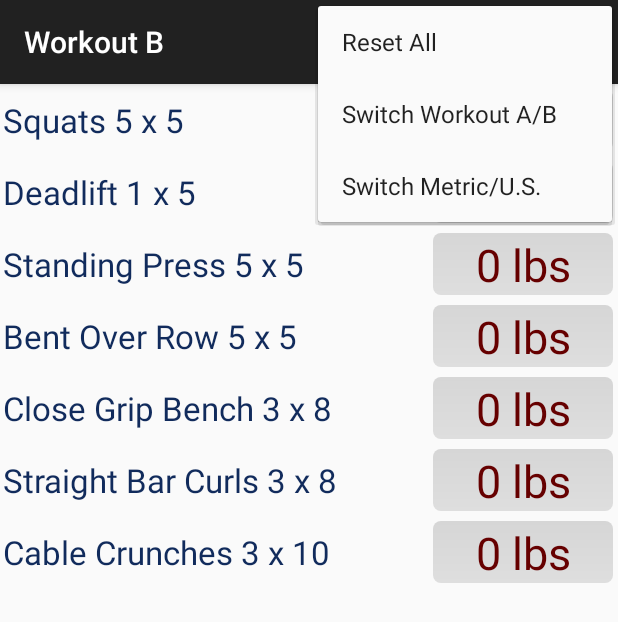
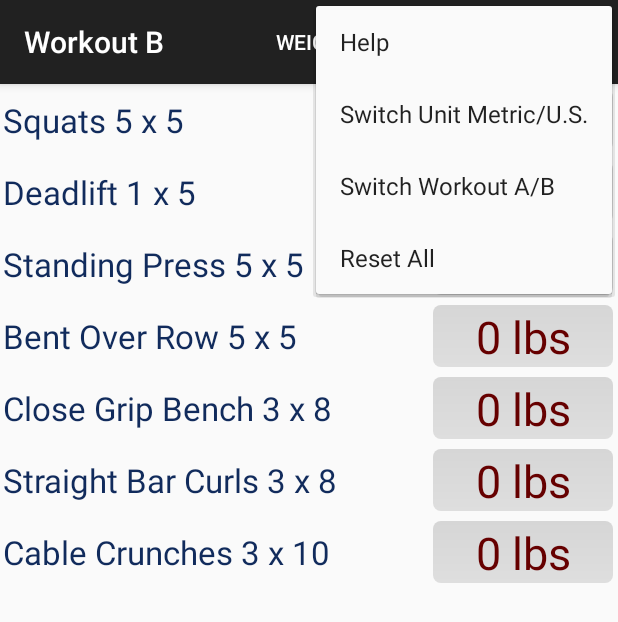
Before and after one commit to deadmund/workout, an Android app: the Tracker screen opened directly, with no data from a screen before it, with the options menu open, on a phone screen of 412 x 824 dp. Shown: the top 622 px of the screen. Run offline under Robolectric (Android 15) with nearby library versions, the phone set to English and light mode, and no system bars.

Commit message:
Tweaked some views and menus.  Added the log to the help section.  Added an activity and launcher (in the tracker activity) for the Log Fragment.

```diff
--- a/app/src/main/AndroidManifest.xml
+++ b/app/src/main/AndroidManifest.xml
@@ -12,13 +12,16 @@
         <activity
             android:name=".Tracker"
             android:configChanges="orientation|screenSize"
-            android:label="@string/title_activity_tracker"></activity>
+            android:label="@string/title_activity_tracker" />
         <activity
             android:name=".Help"
             android:label="@string/title_activity_help" />
         <activity
             android:name=".WeightChart"
             android:label="@string/title_activity_weight_chart" />
+        <activity
+            android:name=".LoggerActivity"
+            android:label="@string/title_activity_logger_act"/>
         <activity
             android:name=".Splash"
             android:configChanges="orientation|keyboardHidden|screenSize"
--- a/app/src/main/java/net/ednovak/icfworkout/Tracker.java
+++ b/app/src/main/java/net/ednovak/icfworkout/Tracker.java
@@ -111,6 +111,11 @@ public class Tracker extends AppCompatActivity {
                 startActivity(intent);
                 return true;
 
+            case R.id.action_log:
+                intent = new Intent(this, LoggerActivity.class);
+                startActivity(intent);
+                return true;
+
             default:
                 // This really should never happen
                 Log.d(TAG, "Somehow a menu item that should not exist was selected: " + id);
--- a/app/src/main/res/layout/activity_help.xml
+++ b/app/src/main/res/layout/activity_help.xml
@@ -6,9 +6,10 @@
     android:layout_height="wrap_content">
 
     <LinearLayout
-        android:layout_width="300dp"
+        android:layout_width="320dp"
         android:layout_height="wrap_content"
         android:layout_gravity="center_horizontal"
+        android:paddingBottom="20dp"
         android:orientation="vertical" >
 
         <ImageView
--- a/app/src/main/res/menu/menu_tracker.xml
+++ b/app/src/main/res/menu/menu_tracker.xml
@@ -2,18 +2,26 @@
     xmlns:app="http://schemas.android.com/apk/res-auto"
     xmlns:tools="http://schemas.android.com/tools" tools:context="net.ednovak.icfworkout.Tracker">
     <item android:id="@+id/action_clear" android:title="Reset All"
-        android:orderInCategory="3" app:showAsAction="ifRoom" />
+        android:orderInCategory="60" app:showAsAction="ifRoom" />
+
     <item android:id="@+id/action_chart" android:title="Weight Chart"
-        android:orderInCategory="1"
+        android:orderInCategory="10"
         app:showAsAction="ifRoom" />
+
+    <item android:id="@+id/action_log" android:title="View Log"
+        android:orderInCategory="20"
+        app:showAsAction="ifRoom" />
+
     <item android:id="@+id/action_help" android:title="Help"
-        android:orderInCategory="2"
+        android:orderInCategory="30"
         app:showAsAction="ifRoom" />
+
     <item android:id="@+id/action_switchDay" android:title="Switch Workout A/B"
-        android:orderInCategory="3"
+        android:orderInCategory="50"
         app:showAsAction="ifRoom" />
-    <item android:id="@+id/action_switchUnit" android:title="Switch Metric/U.S."
-        android:orderInCategory="4"
+
+    <item android:id="@+id/action_switchUnit" android:title="Switch Unit Metric/U.S."
+        android:orderInCategory="40"
         app:showAsAction="ifRoom" />
 
 
```
Also changed, not shown: app/src/main/java/net/ednovak/icfworkout/LoggerActivity.java (added, +13 -0 lines), app/src/main/res/layout/activity_logger.xml (added, +19 -0 lines), app/src/main/res/menu/menu_logger.xml (deleted, +0 -9 lines), app/src/main/res/values/strings.xml (+4 -3 lines), 1 other file.
